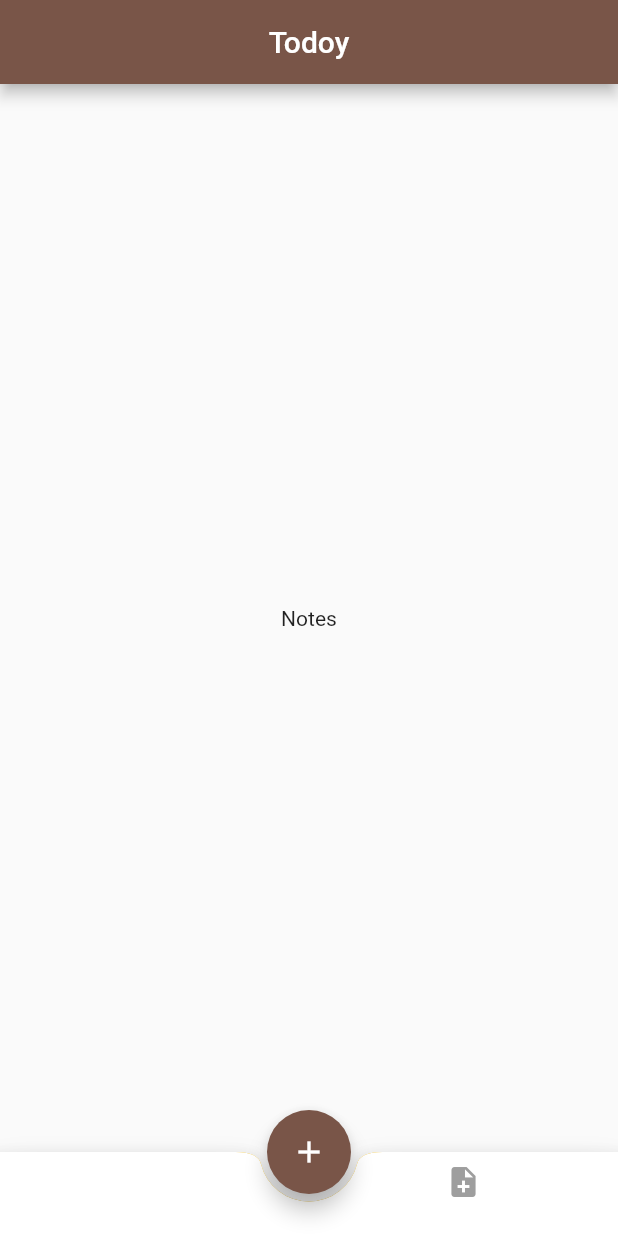
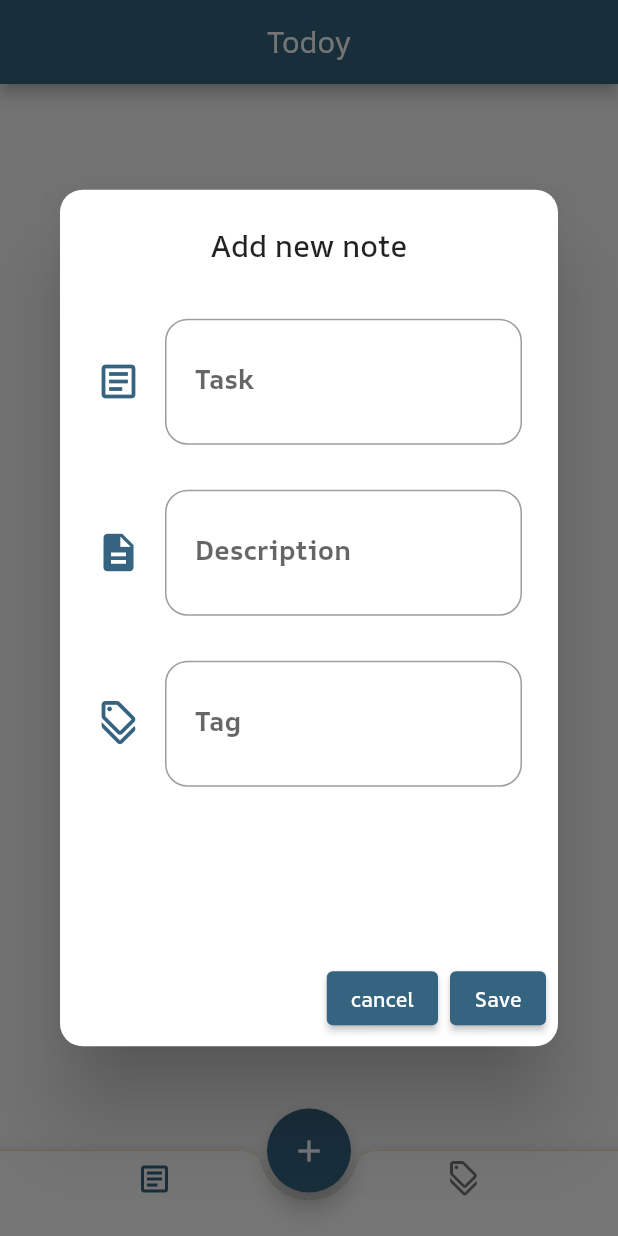
Before and after one commit to mohanedSalaheldin/todoy, a Flutter app: the screen it shows after launch, after a tap on the "add" icon, on a phone screen of 412 x 824 dp. Run offline on Flutter 3.47's test engine with Material 2 defaults, Android fonts, the phone set to English and light mode, and no system bars; our stand-ins replace flutter_bloc.

Commit message:
Finsh the UI for the app

```diff
--- a/lib/layout/home_layout.dart
+++ b/lib/layout/home_layout.dart
@@ -1,13 +1,17 @@
+import 'package:flutter/cupertino.dart';
 import 'package:flutter/material.dart';
 import 'package:flutter_bloc/flutter_bloc.dart';
 import 'package:todo_with_firebase_08oct/shered/cubit/cubit.dart';
 import 'package:todo_with_firebase_08oct/shered/cubit/states.dart';
+import 'package:todo_with_firebase_08oct/shered/styles/colors.dart';
 
 class HomeLayout extends StatelessWidget {
   const HomeLayout({super.key});
 
   @override
   Widget build(BuildContext context) {
+    // var width = MediaQuery.of(context).size.width;
+    // var height = MediaQuery.of(context).size.height;
     return BlocProvider(
       create: (context) => TodoCubit(),
       child: BlocConsumer<TodoCubit, TodoStates>(
@@ -17,7 +21,6 @@ class HomeLayout extends StatelessWidget {
           return Scaffold(
             appBar: AppBar(
               title: Text('Todoy'),
-              centerTitle: true,
             ),
             body: cubit.screens[cubit.currentIndex],
             bottomNavigationBar: BottomAppBar(
@@ -25,10 +28,9 @@ class HomeLayout extends StatelessWidget {
               shape: const CircularNotchedRectangle(),
               clipBehavior: Clip.antiAlias,
               notchMargin: 5.0,
-              height: kBottomNavigationBarHeight,
+              // height: kBottomNavigationBarHeight,
               child: BottomNavigationBar(
                 currentIndex: cubit.currentIndex,
-
                 onTap: (value) {
                   cubit.changeBottonNavBarItem(value);
                 },
@@ -36,13 +38,13 @@ class HomeLayout extends StatelessWidget {
                   BottomNavigationBarItem(
                     label: '',
                     icon: Icon(
-                      Icons.note_add,
+                      Icons.article_outlined,
                     ),
                   ),
                   BottomNavigationBarItem(
                     label: '',
                     icon: Icon(
-                      Icons.note_add,
+                      Icons.discount_outlined,
                     ),
                   ),
                 ],
@@ -51,9 +53,13 @@ class HomeLayout extends StatelessWidget {
             floatingActionButtonLocation:
                 FloatingActionButtonLocation.centerDocked,
             floatingActionButton: FloatingActionButton(
-              onPressed: () {},
+              onPressed: () {
+                showDialog(
+                  context: context,
+                  builder: (context) => showMyDialog(context),
+                );
+              },
               child: const Icon(Icons.add),
-
             ),
           );
         },
@@ -61,3 +67,75 @@ class HomeLayout extends StatelessWidget {
     );
   }
 }
+
+Widget showMyDialog(context) => AlertDialog(
+      title: Center(
+          child: Text(
+        'Add new note',
+      )),
+      shape: RoundedRectangleBorder(
+        borderRadius: BorderRadius.circular(15),
+      ),
+      content: SizedBox(
+        height: MediaQuery.of(context).size.height * .5,
+        width: MediaQuery.of(context).size.width * .75,
+        child: Form(
+          child: Column(
+            children: [
+              defaultTextform(
+                label: 'Task',
+                icon: Icons.article_outlined,
+              ),
+              defaultTextform(
+                label: 'Description',
+                icon: Icons.description,
+              ),
+              defaultTextform(
+                label: 'Tag',
+                icon: Icons.discount_outlined,
+              ),
+            ],
+          ),
+        ),
+      ),
+      actions: [
+        ElevatedButton(
+          onPressed: () {},
+          child: Text(
+            'cancel',
+          ),
+        ),
+        ElevatedButton(
+          onPressed: () {},
+          child: Text(
+            'Save',
+          ),
+        ),
+      ],
+    );
+Widget defaultTextform({
+  required IconData icon,
+  required String label,
+}) =>
+    Padding(
+      padding: const EdgeInsets.symmetric(
+        vertical: 15,
+      ),
+      child: TextFormField(
+        keyboardType: TextInputType.multiline,
+        style: TextStyle(
+          fontSize: 18.0,
+          fontWeight: FontWeight.bold,
+        ),
+        // maxLines: 1,
+        // maxLength: 30,
+
+        decoration: InputDecoration(
+          icon: Icon(
+            icon,
+            size: 30.0,
+          ),
+          label: Text(label),
+        ),
+      ),
+    );
--- a/lib/shered/styles/colors.dart
+++ b/lib/shered/styles/colors.dart
@@ -0,0 +1,3 @@
+import 'package:flutter/material.dart';
+
+Color defaultColor = const Color.fromARGB(255, 52, 100, 128);
--- a/lib/shered/styles/themes.dart
+++ b/lib/shered/styles/themes.dart
@@ -1,11 +1,40 @@
 import 'package:flutter/material.dart';
+import 'package:todo_with_firebase_08oct/shered/styles/colors.dart';
 
 ThemeData lightTheme() => ThemeData(
-      primarySwatch: Colors.brown,
+      fontFamily: 'OneSans',
+      appBarTheme: const AppBarTheme(
+          centerTitle: true,
+          titleTextStyle: TextStyle(
+            fontSize: 20.0,
+            fontFamily: 'OneSans',
+          )),
+      // primarySwatch: defaultColor,
+      colorScheme: ColorScheme.fromSwatch().copyWith(
+        primary: defaultColor,
+        secondary: defaultColor,
+      ),
+
+      inputDecorationTheme: InputDecorationTheme(
+        contentPadding: EdgeInsetsDirectional.symmetric(
+          horizontal: 20,
+          vertical: 30,
+        ),
+        border: OutlineInputBorder(
+          borderRadius: BorderRadius.circular(
+            15,
+          ),
+        ),
+        labelStyle: TextStyle(
+          fontSize: 18.0,
+          fontWeight: FontWeight.bold,
+        ),
+        iconColor: defaultColor,
+      ),
+
       bottomNavigationBarTheme: BottomNavigationBarThemeData(
         backgroundColor: Colors.white,
         type: BottomNavigationBarType.fixed,
-        selectedItemColor: Colors.white,
-        unselectedItemColor: Colors.grey,
+        selectedItemColor: defaultColor,
       ),
     );
```
Also changed, not shown: pubspec.yaml (+7 -0 lines), assets/fonts/AROneSans-Bold.ttf (added), assets/fonts/AROneSans-Medium.ttf (added), assets/fonts/AROneSans-Regular.ttf (added), assets/fonts/AROneSans-SemiBold.ttf (added).
